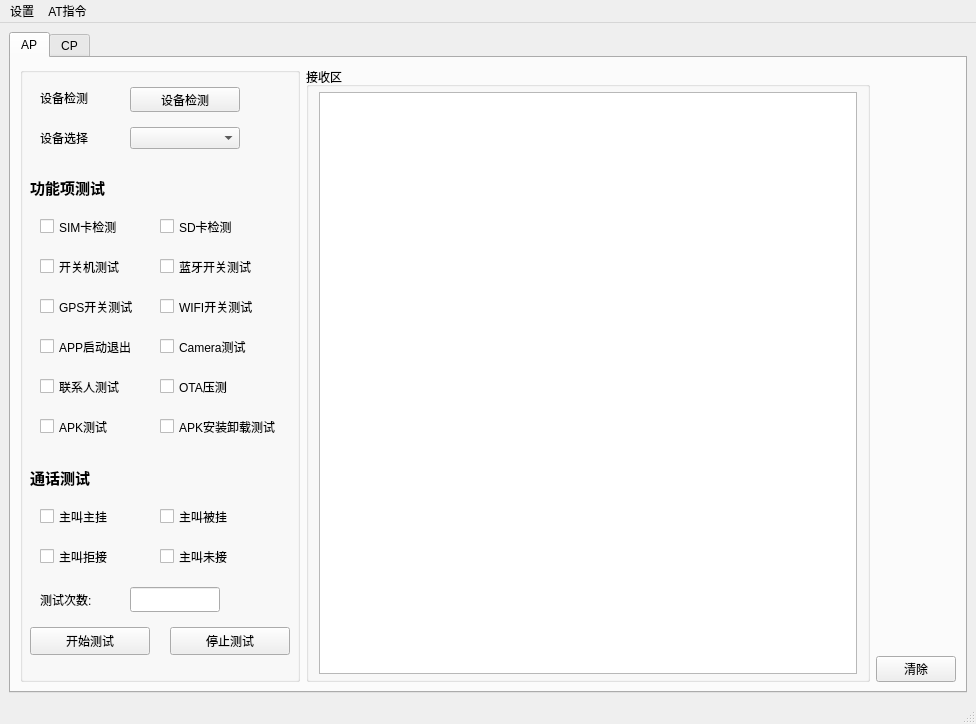
First picture: the form in ui/main.ui, repository wy1innog/Test_Assisstant, before the edit.
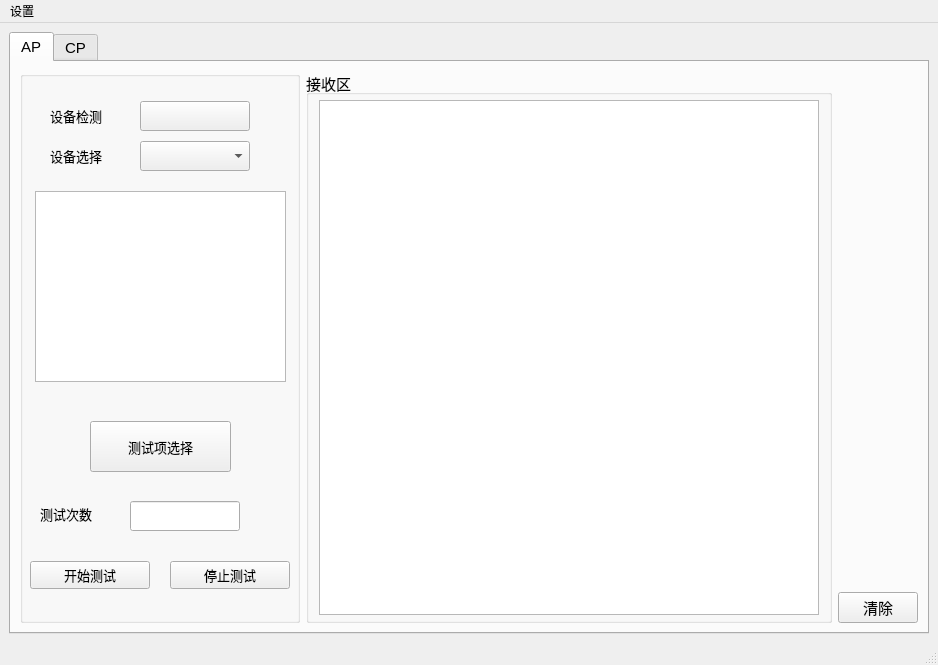
Second picture: the form after the edit. The open tabs and pages were chosen to show the change.

Patch:
```diff
--- a/ui/main.ui
+++ b/ui/main.ui
@@ -6,8 +6,8 @@
    <rect>
     <x>0</x>
     <y>0</y>
-    <width>976</width>
-    <height>724</height>
+    <width>938</width>
+    <height>665</height>
    </rect>
   </property>
   <property name="windowTitle">
@@ -29,6 +29,11 @@
         <height>0</height>
        </size>
       </property>
+      <property name="font">
+       <font>
+        <pointsize>11</pointsize>
+       </font>
+      </property>
       <property name="currentIndex">
        <number>0</number>
       </property>
@@ -63,10 +68,10 @@
           <widget class="QLabel" name="Label_dev_check">
            <property name="geometry">
             <rect>
-             <x>20</x>
-             <y>10</y>
-             <width>61</width>
-             <height>41</height>
+             <x>30</x>
+             <y>20</y>
+             <width>81</width>
+             <height>50</height>
             </rect>
            </property>
            <property name="sizePolicy">
@@ -77,8 +82,8 @@
            </property>
            <property name="font">
             <font>
-             <family>Agency FB</family>
-             <pointsize>9</pointsize>
+             <family>微软雅黑</family>
+             <pointsize>10</pointsize>
             </font>
            </property>
            <property name="text">
@@ -88,10 +93,10 @@
           <widget class="QPushButton" name="Btn_dev_check">
            <property name="geometry">
             <rect>
-             <x>110</x>
-             <y>20</y>
+             <x>120</x>
+             <y>30</y>
              <width>110</width>
-             <height>25</height>
+             <height>30</height>
             </rect>
            </property>
            <property name="sizePolicy">
@@ -100,17 +105,22 @@
              <verstretch>0</verstretch>
             </sizepolicy>
            </property>
+           <property name="font">
+            <font>
+             <pointsize>10</pointsize>
+            </font>
+           </property>
            <property name="text">
-            <string>设备检测</string>
+            <string/>
            </property>
           </widget>
           <widget class="QComboBox" name="ComboBox_dev_select">
            <property name="geometry">
             <rect>
-             <x>110</x>
-             <y>60</y>
+             <x>120</x>
+             <y>70</y>
              <width>110</width>
-             <height>22</height>
+             <height>30</height>
             </rect>
            </property>
            <property name="sizePolicy">
@@ -120,45 +130,13 @@
             </sizepolicy>
            </property>
           </widget>
-          <widget class="QCheckBox" name="CheckBox_SIM_test">
-           <property name="geometry">
-            <rect>
-             <x>20</x>
-             <y>150</y>
-             <width>91</width>
-             <height>19</height>
-            </rect>
-           </property>
-           <property name="statusTip">
-            <string>检测SIM卡状态</string>
-           </property>
-           <property name="text">
-            <string>SIM卡检测</string>
-           </property>
-          </widget>
-          <widget class="QCheckBox" name="CheckBox_reboot_test">
-           <property name="geometry">
-            <rect>
-             <x>20</x>
-             <y>190</y>
-             <width>101</width>
-             <height>19</height>
-            </rect>
-           </property>
-           <property name="statusTip">
-            <string>开关机重启</string>
-           </property>
-           <property name="text">
-            <string>开关机测试</string>
-           </property>
-          </widget>
           <widget class="QLabel" name="Label_dev_select">
            <property name="geometry">
             <rect>
-             <x>20</x>
-             <y>50</y>
-             <width>61</width>
-             <height>41</height>
+             <x>30</x>
+             <y>60</y>
+             <width>81</width>
+             <height>50</height>
             </rect>
            </property>
            <property name="sizePolicy">
@@ -169,120 +147,14 @@
            </property>
            <property name="font">
             <font>
-             <family>Agency FB</family>
-             <pointsize>9</pointsize>
+             <family>微软雅黑</family>
+             <pointsize>10</pointsize>
             </font>
            </property>
            <property name="text">
             <string>设备选择</string>
            </property>
           </widget>
-          <widget class="QCheckBox" name="CheckBox_SDcard_test">
-           <property name="geometry">
-            <rect>
-             <x>140</x>
-             <y>150</y>
-             <width>91</width>
-             <height>19</height>
-            </rect>
-           </property>
-           <property name="statusTip">
-            <string>检测SD卡状态</string>
-           </property>
-           <property name="text">
-            <string>SD卡检测</string>
-           </property>
-          </widget>
-          <widget class="QCheckBox" name="CheckBox_BT_test">
-           <property name="geometry">
-            <rect>
-             <x>140</x>
-             <y>190</y>
-             <width>121</width>
-             <height>19</height>
-            </rect>
-           </property>
-           <property name="text">
-            <string>蓝牙开关测试</string>
-           </property>
-          </widget>
-          <widget class="QCheckBox" name="CheckBox_GPS_test">
-           <property name="geometry">
-            <rect>
-             <x>20</x>
-             <y>230</y>
-             <width>111</width>
-             <height>19</height>
-            </rect>
-           </property>
-           <property name="text">
-            <string>GPS开关测试</string>
-           </property>
-          </widget>
-          <widget class="QCheckBox" name="CheckBox_AP_caller_hang_up_test">
-           <property name="geometry">
-            <rect>
-             <x>20</x>
-             <y>440</y>
-             <width>91</width>
-             <height>19</height>
-            </rect>
-           </property>
-           <property name="statusTip">
-            <string>主叫对端，接通后，主动挂断</string>
-           </property>
-           <property name="text">
-            <string>主叫主挂</string>
-           </property>
-          </widget>
-          <widget class="QCheckBox" name="CheckBox_AP_caller_was_hang_up_test">
-           <property name="geometry">
-            <rect>
-             <x>140</x>
-             <y>440</y>
-             <width>91</width>
-             <height>19</height>
-            </rect>
-           </property>
-           <property name="statusTip">
-            <string>主叫对端，接通后，对端挂断</string>
-           </property>
-           <property name="text">
-            <string>主叫被挂</string>
-           </property>
-          </widget>
-          <widget class="QCheckBox" name="CheckBox_AP_caller_was_refused_test">
-           <property name="geometry">
-            <rect>
-             <x>20</x>
-             <y>480</y>
-             <width>91</width>
-             <height>19</height>
-            </rect>
-           </property>
-           <property name="statusTip">
-            <string>主叫对端，对端拒接</string>
-           </property>
-           <property name="text">
-            <string>主叫拒接</string>
-           </property>
-          </widget>
-          <widget class="QCheckBox" name="CheckBox_AP_no_answer_test">
-           <property name="geometry">
-            <rect>
-             <x>140</x>
-             <y>480</y>
-             <width>91</width>
-             <height>19</height>
-            </rect>
-           </property>
-           <property name="statusTip">
-            <string>主叫对端，对端未接听，直至超时挂断</string>
-           </property>
-           <property name="text">
-            <string>主叫未接</string>
-           </property>
-          </widget>
           <widget class="QPushButton" name="Btn_AP_runTest">
            <property name="enabled">
             <bool>true</bool>
@@ -290,7 +162,7 @@
            <property name="geometry">
             <rect>
              <x>10</x>
-             <y>560</y>
+             <y>490</y>
              <width>120</width>
              <height>28</height>
             </rect>
@@ -313,6 +185,12 @@
              <height>16777215</height>
             </size>
            </property>
+           <property name="font">
+            <font>
+             <family>微软雅黑</family>
+             <pointsize>10</pointsize>
+            </font>
+           </property>
            <property name="statusTip">
             <string>测试项：{}   测试次数：{}</string>
            </property>
@@ -330,11 +208,17 @@
            <property name="geometry">
             <rect>
              <x>150</x>
-             <y>560</y>
+             <y>490</y>
              <width>120</width>
              <height>28</height>
             </rect>
            </property>
+           <property name="font">
+            <font>
+             <family>微软雅黑</family>
+             <pointsize>10</pointsize>
+            </font>
+           </property>
            <property name="statusTip">
             <string>当前测试完成后结束测试</string>
            </property>
@@ -342,160 +226,62 @@
             <string>停止测试</string>
            </property>
           </widget>
-          <widget class="QLabel" name="Label_call_test_title">
-           <property name="geometry">
-            <rect>
-             <x>10</x>
-             <y>400</y>
-             <width>81</width>
-             <height>21</height>
-            </rect>
-           </property>
-           <property name="font">
-            <font>
-             <family>微软雅黑</family>
-             <pointsize>11</pointsize>
-             <weight>75</weight>
-             <bold>true</bold>
-            </font>
-           </property>
-           <property name="text">
-            <string>通话测试</string>
-           </property>
-          </widget>
           <widget class="QLabel" name="Label_AP_test_times">
            <property name="geometry">
             <rect>
              <x>20</x>
-             <y>520</y>
-             <width>72</width>
+             <y>430</y>
+             <width>81</width>
              <height>25</height>
             </rect>
            </property>
+           <property name="font">
+            <font>
+             <family>微软雅黑</family>
+             <pointsize>10</pointsize>
+            </font>
+           </property>
            <property name="text">
-            <string>测试次数:</string>
+            <string>测试次数</string>
            </property>
           </widget>
           <widget class="QLineEdit" name="LineEdit_AP_test_times">
            <property name="geometry">
             <rect>
              <x>110</x>
-             <y>520</y>
-             <width>90</width>
-             <height>25</height>
+             <y>430</y>
+             <width>110</width>
+             <height>30</height>
             </rect>
            </property>
           </widget>
-          <widget class="QLabel" name="Label_func_test_title">
+          <widget class="QTextBrowser" name="textBrowser">
            <property name="geometry">
             <rect>
-             <x>10</x>
-             <y>110</y>
-             <width>101</width>
-             <height>21</height>
+             <x>15</x>
+             <y>120</y>
+             <width>251</width>
+             <height>191</height>
             </rect>
            </property>
-           <property name="font">
-            <font>
-             <family>微软雅黑</family>
-             <pointsize>11</pointsize>
-             <weight>75</weight>
-             <bold>true</bold>
-            </font>
-           </property>
-           <property name="text">
-            <string>功能项测试</string>
-           </property>
           </widget>
-          <widget class="QCheckBox" name="CheckBox_WIFI_test">
+          <widget class="QPushButton" name="pushButton">
            <property name="geometry">
             <rect>
-             <x>140</x>
-             <y>230</y>
-             <width>121</width>
-             <height>19</height>
-            </rect>
-           </property>
-           <property name="text">
-            <string>WIFI开关测试</string>
-           </property>
-          </widget>
-          <widget class="QCheckBox" name="CheckBox_APP_startexit_test">
-           <property name="geometry">
-            <rect>
-             <x>20</x>
-             <y>270</y>
-             <width>111</width>
-             <height>19</height>
-            </rect>
-           </property>
-           <property name="text">
-            <string>APP启动退出</string>
-           </property>
-          </widget>
-          <widget class="QCheckBox" name="CheckBox_Camera_test">
-           <property name="geometry">
-            <rect>
-             <x>140</x>
-             <y>270</y>
-             <width>111</width>
-             <height>19</height>
-            </rect>
-           </property>
-           <property name="text">
-            <string>Camera测试</string>
-           </property>
-          </widget>
-          <widget class="QCheckBox" name="CheckBox_Contact_test">
-           <property name="geometry">
-            <rect>
-             <x>20</x>
-             <y>310</y>
-             <width>111</width>
-             <height>19</height>
-            </rect>
-           </property>
-           <property name="text">
-            <string>联系人测试</string>
-           </property>
-          </widget>
-          <widget class="QCheckBox" name="CheckBox_OTA_test">
-           <property name="geometry">
-            <rect>
-             <x>140</x>
-             <y>310</y>
-             <width>111</width>
-             <height>19</height>
-            </rect>
-           </property>
-           <property name="text">
-            <string>OTA压测</string>
-           </property>
-          </widget>
-          <widget class="QCheckBox" name="CheckBox_APKoper_test">
-           <property name="geometry">
-            <rect>
-             <x>20</x>
-             <y>350</y>
-             <width>111</width>
-             <height>19</height>
-            </rect>
-           </property>
-           <property name="text">
-            <string>APK测试</string>
-           </property>
-          </widget>
-          <widget class="QCheckBox" name="CheckBox_APK_install_test">
-           <property name="geometry">
-            <rect>
-             <x>140</x>
+             <x>70</x>
              <y>350</y>
              <width>141</width>
-             <height>19</height>
+             <height>51</height>
             </rect>
            </property>
+           <property name="font">
+            <font>
+             <family>微软雅黑</family>
+             <pointsize>10</pointsize>
+            </font>
+           </property>
            <property name="text">
-            <string>APK安装卸载测试</string>
+            <string>测试项选择</string>
            </property>
           </widget>
          </widget>
@@ -1217,22 +1003,16 @@
     <rect>
      <x>0</x>
      <y>0</y>
-     <width>976</width>
+     <width>938</width>
      <height>26</height>
     </rect>
    </property>
-   <widget class="QMenu" name="Menu_ATmgr">
+   <widget class="QMenu" name="Menu_set">
     <property name="title">
      <string>设置</string>
     </property>
    </widget>
-   <widget class="QMenu" name="Menu_Settings">
-    <property name="title">
-     <string>AT指令</string>
-    </property>
-   </widget>
-   <addaction name="Menu_ATmgr"/>
-   <addaction name="Menu_Settings"/>
+   <addaction name="Menu_set"/>
   </widget>
   <widget class="QStatusBar" name="statusbar"/>
  </widget>
```
Left out of the diff: 145 changed lines with no effect on the pictures.
